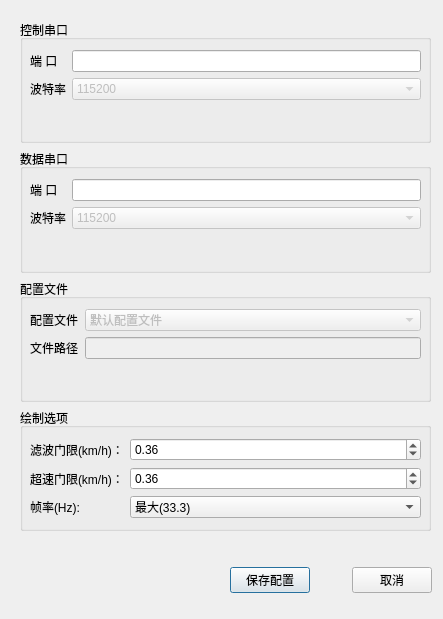
The window that SrrLED/dialogpreference.ui (psuvtk/718) describes before a commit, drawn with Qt 5.
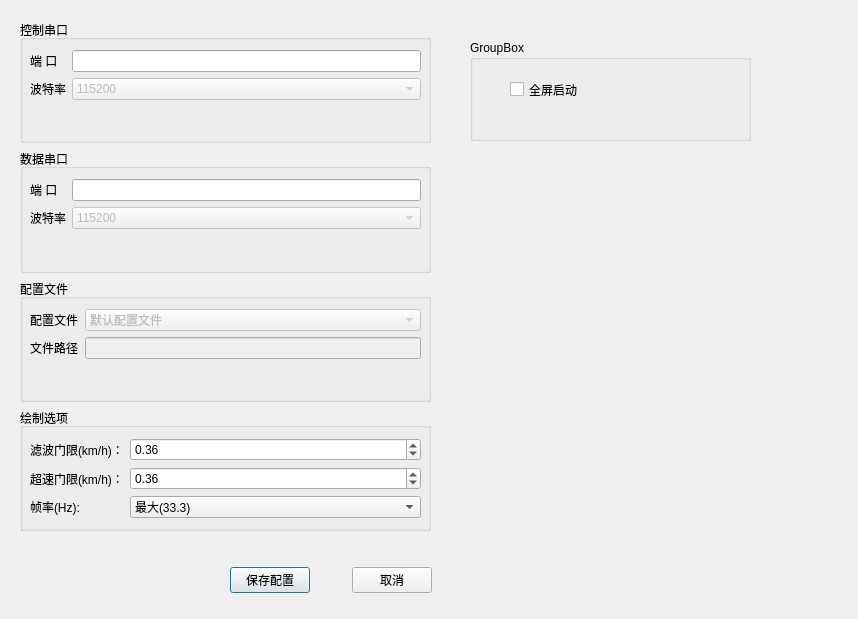
The same window after the commit.

What changed in the file:
```diff
--- a/SrrLED/dialogpreference.ui
+++ b/SrrLED/dialogpreference.ui
@@ -6,7 +6,7 @@
    <rect>
     <x>0</x>
     <y>0</y>
-    <width>443</width>
+    <width>858</width>
     <height>619</height>
    </rect>
   </property>
@@ -316,6 +316,32 @@
     </item>
    </layout>
   </widget>
+  <widget class="QGroupBox" name="groupBox_5">
+   <property name="geometry">
+    <rect>
+     <x>470</x>
+     <y>40</y>
+     <width>281</width>
+     <height>101</height>
+    </rect>
+   </property>
+   <property name="title">
+    <string>GroupBox</string>
+   </property>
+   <widget class="QCheckBox" name="checkBox">
+    <property name="geometry">
+     <rect>
+      <x>40</x>
+      <y>40</y>
+      <width>91</width>
+      <height>19</height>
+     </rect>
+    </property>
+    <property name="text">
+     <string>全屏启动</string>
+    </property>
+   </widget>
+  </widget>
  </widget>
  <resources/>
  <connections/>
```
